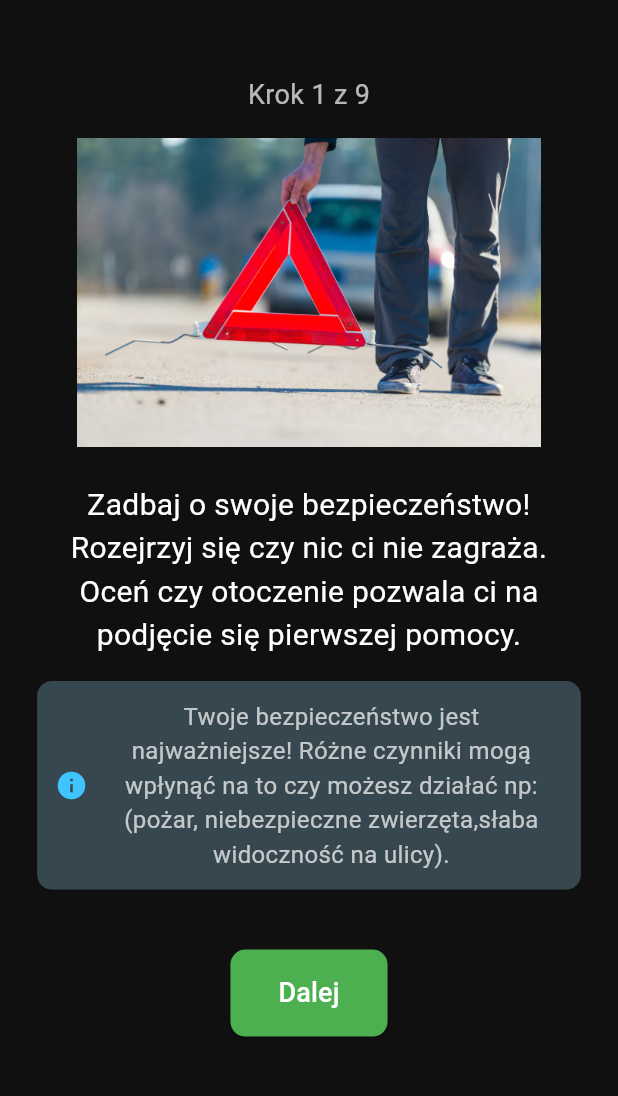
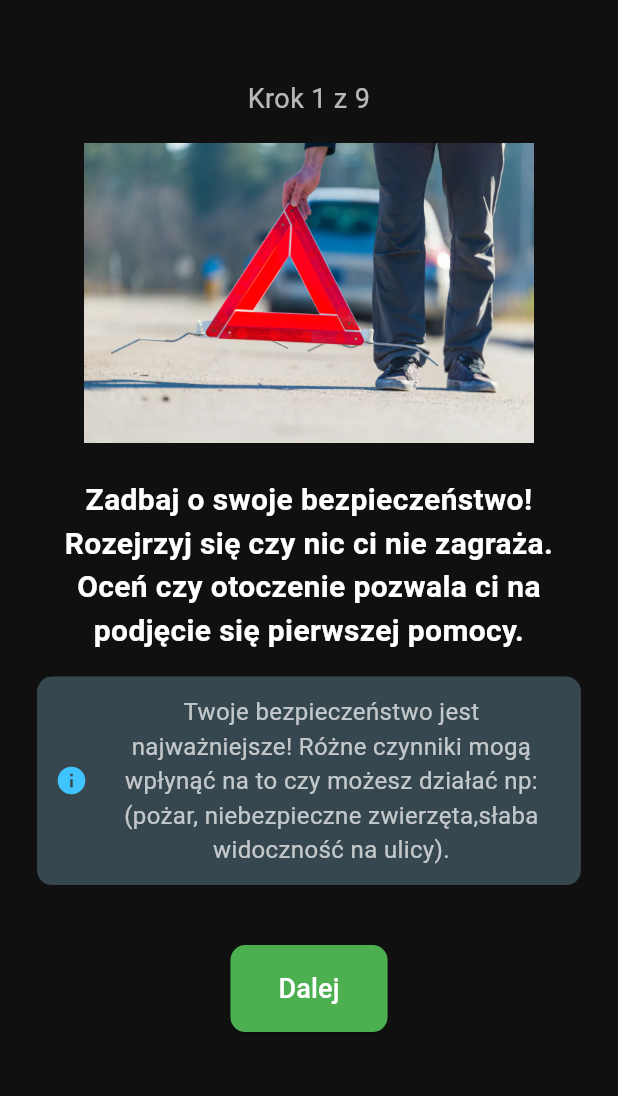
Before and after one commit to Stygus/FirstStep, a Flutter app: the RkoSymulatorDorosli screen opened directly, on a phone screen of 412 x 824 dp, the part 124-1220 px from its top. Run offline on Flutter 3.47's test engine with Material 3 defaults, Android fonts, the phone set to English and light mode, and no system bars; our stand-ins replace dio, file_picker, flutter_colorpicker, flutter_dotenv, flutter_riverpod, flutter_svg and 4 more; missing offline and left inert: encrypt, flutter_quill; accounts and stored records are empty; Roboto replaces fonts that are missing (Itim).

Commit message:
Poprawki merytoryczne w funkcji rko

```diff
--- a/lib/rkopcje.dart
+++ b/lib/rkopcje.dart
@@ -66,7 +66,7 @@
               ),
               SizedBox(height: verticalSpacing),
               Text(
-                'Dzieci do 5 roku życia',
+                'Dzieci do 8 roku życia',
                 textAlign: TextAlign.center,
                 style: GoogleFonts.itim(
                   fontSize: fontSize,
--- a/lib/rkosymulator_dorosli.dart
+++ b/lib/rkosymulator_dorosli.dart
@@ -45,8 +45,7 @@
           'Nie spiesz się z oceną. Upewnij się że nie czujesz oddechu na policzku,klatka nie porusza się, niesłyszysz oddechu w takim wypadku przejdź dalej.',
     },
     {
-      'text':
-          'Wezwij pogotowie (112) – jeśli nie oddycha prawidłowo lub nie oddycha wcale.',
+      'text': 'Wezwij pomoc – zadzwoń pod 112 i opisz sytuację',
       'image': 'assets/images/rd5.png',
       'tip':
           'Spokojnie i wyraźnie podaj dokładną lokalizację i opisz sytuację. Nie rozłączaj się dopóki dyspozytor nie powie, że możesz.',
@@ -70,7 +69,7 @@
     },
     {
       'text':
-          'Rescustytacja zakończona!\n\n To, co zrobiłeś, naprawdę ma znaczenie.Twoim działaniom poszkodowany mógł dostać drugą szansę.   To dzięki takim ludziom jak Ty świat jest bezpieczniejszy!',
+          'Pomoc zakończona!\n\n To, co zrobiłeś, naprawdę ma znaczenie.Twoim działaniom poszkodowany mógł dostać drugą szansę.   To dzięki takim ludziom jak Ty świat jest bezpieczniejszy!',
       'image': 'assets/images/rd9.png',
       'tip':
           'Pamiętaj: nie przerywaj RKO, dopóki nie przyjedzie pomoc lub poszkodowany nie zacznie oddychać.',
@@ -91,13 +90,27 @@
           'Pozycja boczna chroni przed zadławieniem i umożliwia swobodne oddychanie.',
     },
     {
+      'text': 'Jak ułożyć poszkodowanego w pozycji bocznej bezpiecznej?',
+      'image': null,
+      'tip': null,
+      'steps': [
+        'Ułóż poszkodowanego na boku.',
+        'Połóż rękę bliższą Tobie pod kątem prostym względem tułowia (łokieć zgięty).',
+        'Drugą rękę złóż na przeciwległym policzku.',
+        'Zegnij bliższą Tobie nogę w kolanie.',
+        'Chwyć za zgięte kolano i bark, obróć delikatnie poszkodowanego na bok, tak żeby noga opierała się o podłoże, a głowa była lekko odchylona do tyłu.',
+        'Utrzymaj drożność dróg oddechowych: upewnij się, że żadne ciało obce nie blokuje ust czy gardła, i że głowa jest lekko odchylona, by ułatwić oddychanie.',
+      ],
+    },
+    {
       'text': 'Kontroluj oddech do przyjazdu pomocy.',
       'image': 'assets/images/rd4.png',
-      'tip': 'Jeśli oddech się pogorszy lub ustanie – rozpocznij RKO.',
+      'tip':
+          'Jeśli oddech się pogorszy lub ustanie – rozpocznij masaż serca oraz wdechy 30:2 do przyjazdu karetki lub odzyskania oddechu.',
     },
     {
       'text':
-          'Rescustytacja zakończona!\n\n To, co zrobiłeś, naprawdę ma znaczenie. Dzięki twoim działaniom poszkodowany mógł dostać drugą szansę. To dzięki takim ludziom jak Ty świat jest bezpieczniejszy!',
+          'Pomoc zakończona!\n\n To, co zrobiłeś, naprawdę ma znaczenie. Dzięki twoim działaniom poszkodowany mógł dostać drugą szansę. To dzięki takim ludziom jak Ty świat jest bezpieczniejszy!',
       'image': 'assets/images/rd9.png',
       'tip':
           'Pamiętaj: nie przerywaj RKO, dopóki nie przyjedzie pomoc lub poszkodowany nie zacznie oddychać.',
@@ -166,24 +179,57 @@
     Widget stepWidget(Map<String, dynamic> step, int stepNum, int totalSteps) {
       return Column(
         mainAxisAlignment: MainAxisAlignment.center,
+        crossAxisAlignment: CrossAxisAlignment.stretch,
         children: [
           Text(
             'Krok $stepNum z $totalSteps',
             style: const TextStyle(color: Colors.white70, fontSize: 18),
+            textAlign: TextAlign.center,
           ),
           const SizedBox(height: 16),
           if (step['image'] != null)
-            Image.asset(
-              step['image'],
-              height: screenWidth * 0.5,
-              fit: BoxFit.contain,
-            ),
-          const SizedBox(height: 24),
+            Image.asset(step['image'], height: 200, fit: BoxFit.contain),
+          if (step['image'] != null) const SizedBox(height: 24),
           Text(
             step['text'],
-            style: const TextStyle(color: Colors.white, fontSize: 20),
+            style: const TextStyle(
+              color: Colors.white,
+              fontSize: 20,
+              fontWeight: FontWeight.bold,
+            ),
             textAlign: TextAlign.center,
           ),
+          if (step['steps'] != null) ...[
+            const SizedBox(height: 18),
+            ...List.generate(
+              (step['steps'] as List).length,
+              (i) => Padding(
+                padding: const EdgeInsets.symmetric(vertical: 4.0),
+                child: Row(
+                  crossAxisAlignment: CrossAxisAlignment.start,
+                  children: [
+                    Text(
+                      '${i + 1}. ',
+                      style: const TextStyle(
+                        color: Colors.lightBlueAccent,
+                        fontWeight: FontWeight.bold,
+                        fontSize: 18,
+                      ),
+                    ),
+                    Expanded(
+                      child: Text(
+                        step['steps'][i],
+                        style: const TextStyle(
+                          color: Colors.white,
+                          fontSize: 18,
+                        ),
+                      ),
+                    ),
+                  ],
+                ),
+              ),
+            ),
+          ],
           if (step['tip'] != null) ...[
             const SizedBox(height: 16),
             Container(
```
